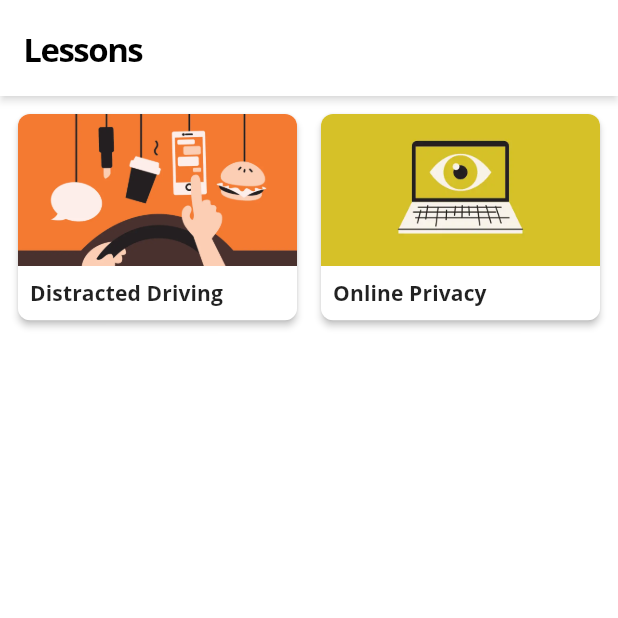
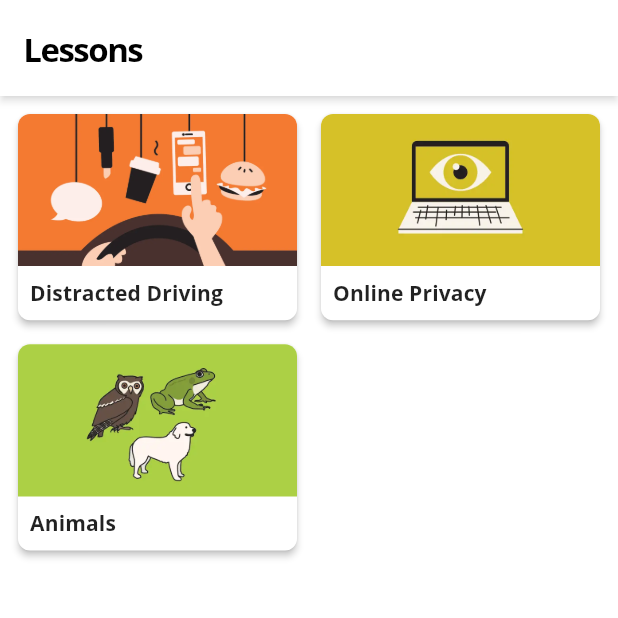
Before and after one commit to michaelvasallo/ellii-app, a Flutter app: the screen it shows after launch, on a phone screen of 412 x 824 dp, the top half of it. Run offline on Flutter 3.47's test engine with Material 3 defaults, Android fonts, the phone set to English and light mode, and no system bars.

Commit message:
Add animals lesson

```diff
--- a/lib/constants/lessons.dart
+++ b/lib/constants/lessons.dart
@@ -35,8 +35,9 @@ final List<Lesson> lessons = [
     ],
     'assets/images/72_Distracted-Driving.webp',
     [
-      MatchingTask('Task 1'),
-      SpeakingTask('Task 2'),
+      MatchingTask('Matching'),
+      MultipleChoiceTask('Multiple Choice'),
+      SpeakingTask('Speaking'),
     ],
   ),
   Lesson(
@@ -71,7 +72,49 @@ final List<Lesson> lessons = [
     ],
     'assets/images/73_Online-Privacy.webp',
     [
-      MultipleChoiceTask('Task 1'),
+      MatchingTask('Matching'),
+      MultipleChoiceTask('Multiple Choice'),
+      SpeakingTask('Speaking'),
     ],
   ),
+  Lesson(
+    91,
+    'Animals',
+    'Students learn animal vocabulary through various writing and speaking activities. They also practice question formation and learn common expressions used to talk about animals.',
+    ['Beg – Low Int', 'All ages', 'K–12'],
+    [
+      'foundational',
+      'grammar',
+      'vocabulary',
+      'defining & describing animals',
+      'asking & answering questions',
+      'to be',
+      'adjectives',
+      'simple present',
+      'productive'
+    ],
+    [
+      'anteater',
+      'armadillo',
+      'baboon',
+      'bear',
+      'beaver',
+      'bison',
+      'camel',
+      'cat',
+      'chimpanzee',
+      'chipmunk',
+      'deer',
+      'dog',
+      'donkey',
+      'elephant',
+      'more...'
+    ],
+    'assets/images/91_Animals.webp',
+    [
+      MatchingTask('Matching'),
+      MultipleChoiceTask('Multiple Choice'),
+      SpeakingTask('Speaking'),
+    ],
+  )
 ];
```
Also changed, not shown: assets/images/91_Animals.webp (added).
